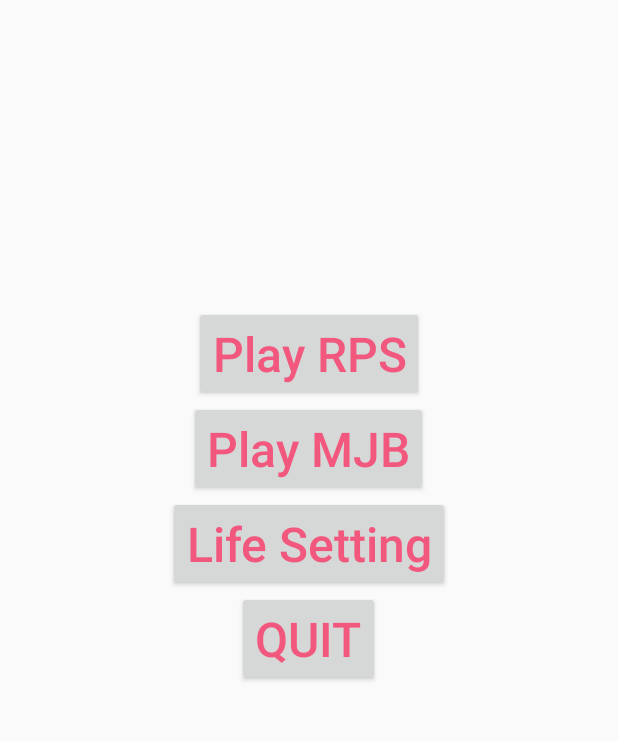
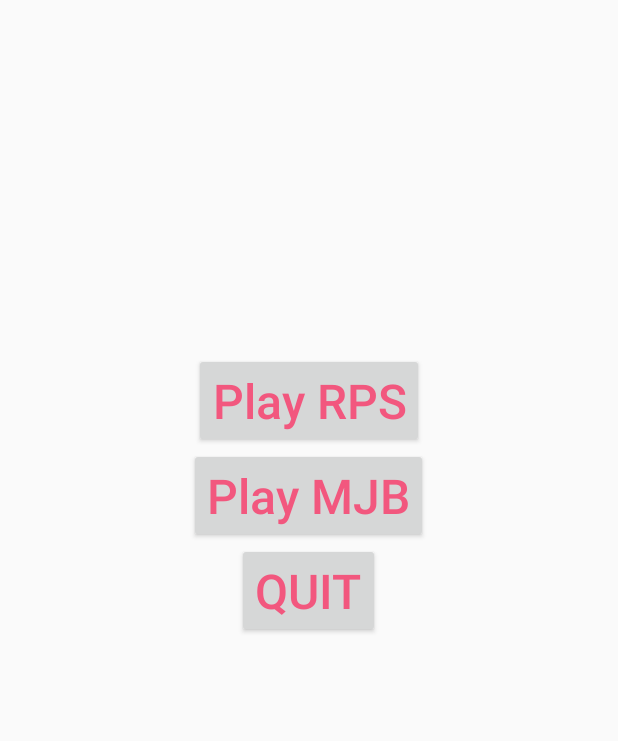
Before and after one commit to gunhee8178/digimonchin9dle, an Android app: the screen it shows after launch (MainActivity), on a phone screen of 412 x 824 dp, the part 122-863 px from its top. Run offline under Robolectric (Android 15) with nearby library versions, the phone set to English and light mode, and no system bars.

Commit message:
Delete Life Button

```diff
--- a/RockPaperScissors/app/src/main/res/layout/activity_main.xml
+++ b/RockPaperScissors/app/src/main/res/layout/activity_main.xml
@@ -40,16 +40,6 @@
             android:onClick="playMJB"/>
 
         <Button
-            android:id="@+id/life"
-            android:layout_width="wrap_content"
-            android:layout_height="wrap_content"
-            android:layout_gravity="center"
-            android:textAllCaps="false"
-            android:text="Life Setting"
-            android:textSize="32sp"
-            android:onClick="lifeSetting"/>
-
-        <Button
             android:id="@+id/quit"
             android:layout_width="wrap_content"
             android:layout_height="wrap_content"
```
